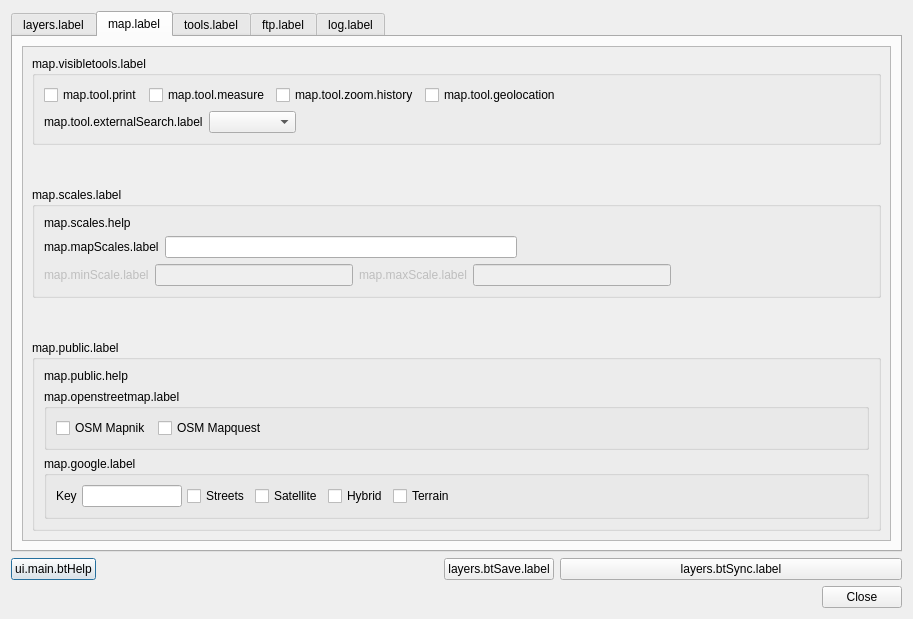
First picture: the form in ui_lizmap.ui, repository 3liz/lizmap-plugin, before the edit.
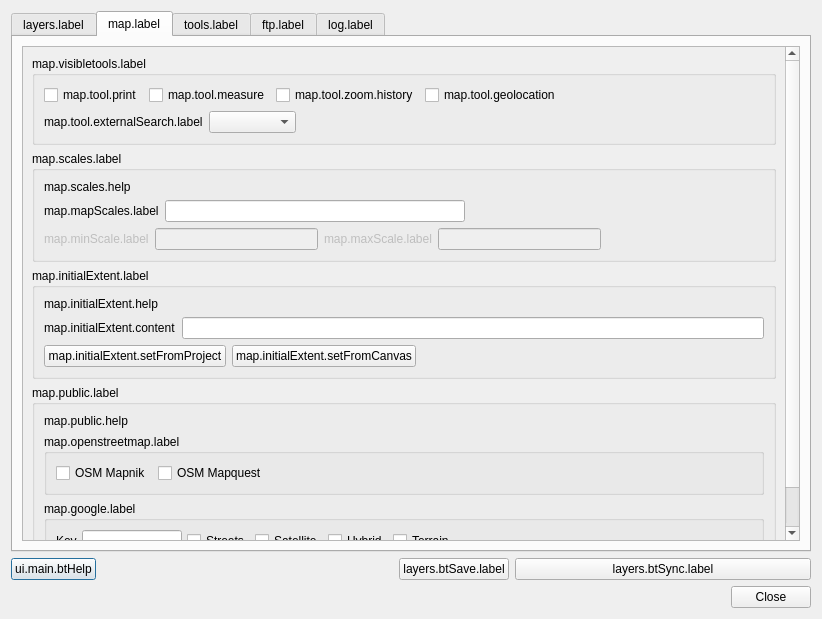
Second picture: the form after the edit. The open tabs and pages were chosen to show the change.

Commit message: New option : set the initial map extent

What changed in the file:
```diff
--- a/ui_lizmap.ui
+++ b/ui_lizmap.ui
@@ -6,7 +6,7 @@
    <rect>
     <x>0</x>
     <y>0</y>
-    <width>913</width>
+    <width>822</width>
     <height>619</height>
    </rect>
   </property>
@@ -366,9 +366,9 @@
           <property name="geometry">
            <rect>
             <x>0</x>
-            <y>0</y>
-            <width>871</width>
-            <height>480</height>
+            <y>-66</y>
+            <width>764</width>
+            <height>581</height>
            </rect>
           </property>
           <layout class="QVBoxLayout" name="verticalLayout_3">
@@ -615,6 +615,71 @@
              </property>
             </spacer>
            </item>
+           <item>
+            <widget class="QGroupBox" name="gb_extent">
+             <property name="title">
+              <string>map.initialExtent.label</string>
+             </property>
+             <layout class="QVBoxLayout" name="verticalLayout_11">
+              <item>
+               <widget class="QLabel" name="label_23">
+                <property name="text">
+                 <string>map.initialExtent.help</string>
+                </property>
+               </widget>
+              </item>
+              <item>
+               <layout class="QHBoxLayout" name="horizontalLayout_20">
+                <item>
+                 <widget class="QLabel" name="label_24">
+                  <property name="text">
+                   <string>map.initialExtent.content</string>
+                  </property>
+                 </widget>
+                </item>
+                <item>
+                 <widget class="QLineEdit" name="inInitialExtent">
+                  <property name="readOnly">
+                   <bool>true</bool>
+                  </property>
+                 </widget>
+                </item>
+               </layout>
+              </item>
+              <item>
+               <layout class="QHBoxLayout" name="horizontalLayout_19">
+                <item>
+                 <widget class="QPushButton" name="btSetExtentFromProject">
+                  <property name="text">
+                   <string>map.initialExtent.setFromProject</string>
+                  </property>
+                 </widget>
+                </item>
+                <item>
+                 <widget class="QPushButton" name="btSetExtentFromCanvas">
+                  <property name="text">
+                   <string>map.initialExtent.setFromCanvas</string>
+                  </property>
+                 </widget>
+                </item>
+                <item>
+                 <spacer name="horizontalSpacer_17">
+                  <property name="orientation">
+                   <enum>Qt::Horizontal</enum>
+                  </property>
+                  <property name="sizeHint" stdset="0">
+                   <size>
+                    <width>40</width>
+                    <height>20</height>
+                   </size>
+                  </property>
+                 </spacer>
+                </item>
+               </layout>
+              </item>
+             </layout>
+            </widget>
+           </item>
            <item>
             <widget class="QGroupBox" name="gb_externalLayers">
              <property name="title">
```
Left out of the diff: 66 changed lines with no effect on the pictures. The commit also changes 8 other files.
